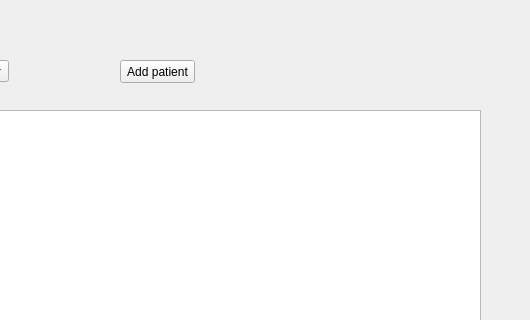
Above: CovidProject/patientlist.ui from Aab30/CovidProject before the change; both pictures show x 270 to 800 and y 0 to 320 of the 800 by 600 pixel window. Below: the same form after it.
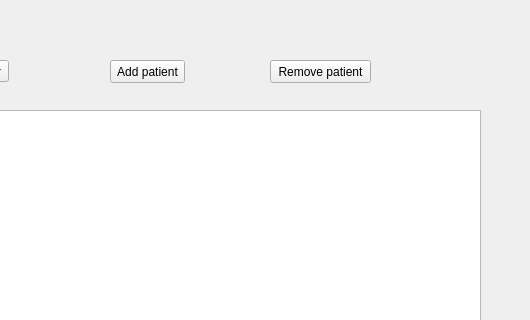
That is the form after the change.

Commit message: Nieuwe patient list en namen volgens conventie

```diff
--- a/CovidProject/patientlist.ui
+++ b/CovidProject/patientlist.ui
@@ -65,7 +65,7 @@
    <widget class="QPushButton" name="addpatientButton">
     <property name="geometry">
      <rect>
-      <x>390</x>
+      <x>380</x>
       <y>60</y>
       <width>75</width>
       <height>23</height>
@@ -75,6 +75,19 @@
      <string>Add patient</string>
     </property>
    </widget>
+   <widget class="QPushButton" name="removepatientButton">
+    <property name="geometry">
+     <rect>
+      <x>540</x>
+      <y>60</y>
+      <width>101</width>
+      <height>23</height>
+     </rect>
+    </property>
+    <property name="text">
+     <string>Remove patient</string>
+    </property>
+   </widget>
   </widget>
   <widget class="QMenuBar" name="menubar">
    <property name="geometry">
```
The commit also changes 22 other files.
